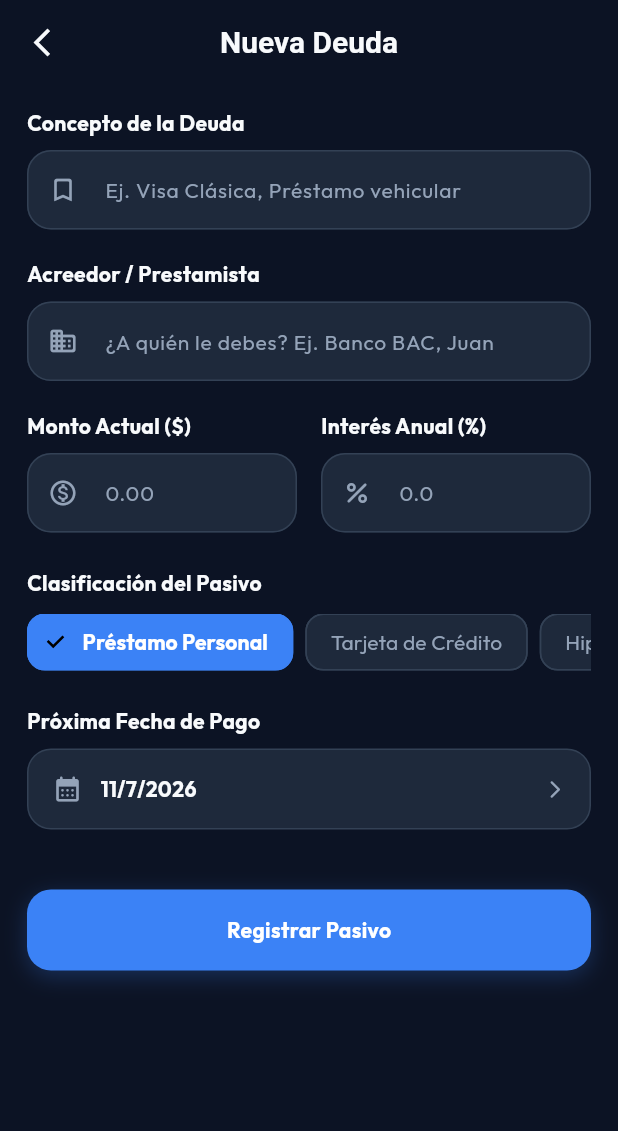
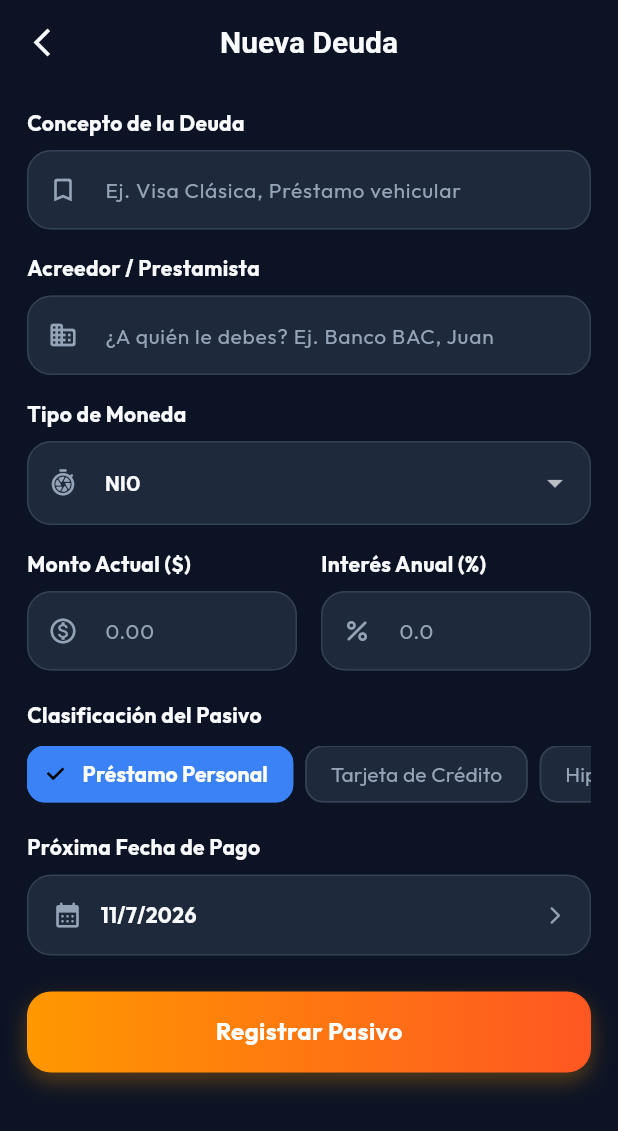
Before and after one commit to AlexM505/Nica-Balance, a Flutter app: the DebtFormScreen screen opened directly, on a phone screen of 412 x 824 dp. Shown: the top 1131 px of the screen. Run offline on Flutter 3.47's test engine with Material 3 defaults, Android fonts, the phone set to English and light mode, and no system bars; our stand-ins replace flutter_native_splash, google_fonts, objectbox, shared_preferences; accounts and stored records are empty; generated files the repository leaves out were written again.

Commit message:
Fix: add currency to Debt model to convert an show real data

```diff
--- a/lib/data/models/debt.dart
+++ b/lib/data/models/debt.dart
@@ -1,4 +1,5 @@
 import 'package:flutter/material.dart';
+import 'package:nica_balance/data/models/expense_enums.dart';
 import 'package:objectbox/objectbox.dart';
 
 enum DebtType {
@@ -31,6 +32,8 @@ class Debt {
 
   int dueDateMilli;      // Próxima fecha límite de pago
 
+  String dbCurrency;
+
   // Almacenamos el índice del enum para la persistencia
   int typeIndex;
 
@@ -43,6 +46,7 @@ class Debt {
     required this.interestRate,
     required this.dueDateMilli,
     required this.typeIndex,
+    required this.dbCurrency,
   });
 
   // --- Getters de Utilidad ---
@@ -62,4 +66,9 @@ class Debt {
     final pct = totalPaid / totalAmount;
     return pct > 1.0 ? 1.0 : pct;
   }
+
+  Currency get currency => Currency.values.firstWhere(
+        (c) => c.name == dbCurrency,
+        orElse: () => Currency.nio,
+      );
 }
--- a/lib/presentation/debts/viewmodels/debt_viewmodel.dart
+++ b/lib/presentation/debts/viewmodels/debt_viewmodel.dart
@@ -1,5 +1,6 @@
 import 'dart:async';
 import 'package:flutter/material.dart';
+import 'package:nica_balance/data/models/expense_enums.dart';
 import '../../../data/models/debt.dart';
 import '../../../data/repositories/debt_repository.dart';
 
@@ -47,4 +48,21 @@ class DebtViewModel extends ChangeNotifier {
     _subscription?.cancel();
     super.dispose();
   }
+
+  static const double _exchangeRate = 36.0;
+
+   // Lógica de conversión encapsulada en el dominio del ViewModel
+  double convertToUsd(double amount, Currency currency) {
+    if (currency == Currency.nio) {
+      return amount / _exchangeRate;
+    }
+    return amount;
+  }
+
+  double get totalDebtsRemainingUsd {
+    return _debts.fold(0.0, (sum, item) {
+      return sum + convertToUsd(item.remainingAmount, item.currency);
+    });
+  }
+
 }
--- a/lib/presentation/debts/views/debt_form_screen.dart
+++ b/lib/presentation/debts/views/debt_form_screen.dart
@@ -1,5 +1,6 @@
 import 'package:flutter/material.dart';
 import 'package:nica_balance/core/theme/app_theme.dart';
+import 'package:nica_balance/data/models/expense_enums.dart';
 import 'package:provider/provider.dart';
 import '../../../data/models/debt.dart';
 import '../viewmodels/debt_viewmodel.dart';
@@ -22,6 +23,7 @@ class _DebtFormScreenState extends State<DebtFormScreen> {
 
   DebtType _selectedType = DebtType.loan;
   DateTime _selectedDate = DateTime.now().add(const Duration(days: 30));
+  Currency _selectedCurrency = Currency.nio;
 
   @override
   void initState() {
@@ -78,6 +80,7 @@ class _DebtFormScreenState extends State<DebtFormScreen> {
       interestRate: double.tryParse(_interestController.text) ?? 0.0,
       dueDateMilli: _selectedDate.millisecondsSinceEpoch,
       typeIndex: _selectedType.index,
+      dbCurrency: _selectedCurrency.name,
     );
 
     final viewModel = context.read<DebtViewModel>();
@@ -148,7 +151,7 @@ class _DebtFormScreenState extends State<DebtFormScreen> {
               decoration: _buildInputDecoration(hintText: 'Ej. Visa Clásica, Préstamo vehicular', prefixIcon: Icons.bookmark_outline_rounded),
               validator: (v) => v!.isEmpty ? 'Por favor escribe el concepto' : null,
             ),
-            const SizedBox(height: 20),
+            const SizedBox(height: 16),
 
             // Campo: Acreedor
             const Text('Acreedor / Prestamista', style: TextStyle(color: AppTheme.textPrimary, fontSize: 14, fontWeight: FontWeight.bold)),
@@ -159,7 +162,24 @@ class _DebtFormScreenState extends State<DebtFormScreen> {
               decoration: _buildInputDecoration(hintText: '¿A quién le debes? Ej. Banco BAC, Juan', prefixIcon: Icons.business_rounded),
               validator: (v) => v!.isEmpty ? 'Por favor ingresa el acreedor' : null,
             ),
-            const SizedBox(height: 20),
+            const SizedBox(height: 16),
+
+            const Text('Tipo de Moneda', style: TextStyle(color: AppTheme.textPrimary, fontSize: 14, fontWeight: FontWeight.bold)),
+            const SizedBox(height: 8),
+
+            DropdownButtonFormField<Currency>(
+              initialValue: _selectedCurrency,
+              style: const TextStyle(color: AppTheme.textPrimary, fontWeight: FontWeight.bold),
+              decoration: _buildInputDecoration(hintText: 'Moneda', prefixIcon: Icons.shutter_speed_rounded),
+              items: Currency.values.map((c) {
+                return DropdownMenuItem(value: c, child: Text(c.name.toUpperCase()));
+              }).toList(),
+              onChanged: (val) => setState(() {
+                _selectedCurrency = val!;
+              }),
+            ),
+
+            const SizedBox(height: 16),
 
             // Campos en paralelo: Monto e Interés
             Row(
@@ -200,7 +220,7 @@ class _DebtFormScreenState extends State<DebtFormScreen> {
                 ),
               ],
             ),
-            const SizedBox(height: 24),
+            const SizedBox(height: 20),
 
             // Selector Horizontal Tipo de Deuda (ChoiceChips Premium)
             const Text('Clasificación del Pasivo', style: TextStyle(color: AppTheme.textPrimary, fontSize: 14, fontWeight: FontWeight.bold)),
@@ -234,7 +254,7 @@ class _DebtFormScreenState extends State<DebtFormScreen> {
                 }).toList(),
               ),
             ),
-            const SizedBox(height: 24),
+            const SizedBox(height: 20),
 
             // Disparador de Fecha de Próximo Pago estilo ListTile Premium
             const Text('Próxima Fecha de Pago', style: TextStyle(color: AppTheme.textPrimary, fontSize: 14, fontWeight: FontWeight.bold)),
@@ -263,7 +283,7 @@ class _DebtFormScreenState extends State<DebtFormScreen> {
                 ),
               ),
             ),
-            const SizedBox(height: 40),
+            const SizedBox(height: 24),
 
             // Botón de Confirmación Principal
             GestureDetector(
@@ -271,20 +291,24 @@ class _DebtFormScreenState extends State<DebtFormScreen> {
               child: Container(
                 height: 54,
                 decoration: BoxDecoration(
-                  color: AppTheme.primaryColor,
+                  gradient: const LinearGradient(
+                    colors: [Colors.orange, Colors.deepOrange], // Gradiente de esmeralda a verde oscuro profundo
+                    begin: Alignment.centerLeft,
+                    end: Alignment.centerRight,
+                  ),
                   borderRadius: BorderRadius.circular(16),
                   boxShadow: [
                     BoxShadow(
-                      color: AppTheme.primaryColor.withValues(alpha: 0.25),
+                      color: Colors.orange.withValues(alpha: 0.3),
                       blurRadius: 12,
-                      offset: const Offset(0, 4),
+                      offset: const Offset(0, 6),
                     )
                   ],
                 ),
                 child: Center(
                   child: Text(
                     isEdit ? 'Guardar Cambios' : 'Registrar Pasivo',
-                    style: const TextStyle(color: Colors.white, fontSize: 14, fontWeight: FontWeight.bold),
+                    style: const TextStyle(color: Colors.white, fontSize: 16, fontWeight: FontWeight.bold),
                   ),
                 ),
               ),
--- a/lib/presentation/home/views/home_dashboard_view.dart
+++ b/lib/presentation/home/views/home_dashboard_view.dart
@@ -70,7 +70,7 @@ Widget build(BuildContext context) {
 
               Consumer<DebtViewModel>(
                 builder: (context, debtVM, child) {
-                  final totalRemaining = debtVM.totalDebtAmount;
+                  final totalRemaining = debtVM.totalDebtsRemainingUsd;
 
                   return Container(
                     padding: const EdgeInsets.symmetric(horizontal: 16, vertical: 10),
--- a/lib/presentation/income/views/income_form_screen.dart
+++ b/lib/presentation/income/views/income_form_screen.dart
@@ -381,7 +381,7 @@ class _IncomeFormScreenState extends State<IncomeFormScreen> {
                   borderRadius: BorderRadius.circular(16),
                   boxShadow: [
                     BoxShadow(
-                      color: AppTheme.accentColor.withValues(alpha: 0.25),
+                      color: AppTheme.accentColor.withValues(alpha: 0.3),
                       blurRadius: 12,
                       offset: const Offset(0, 6),
                     )
```
Also changed, not shown: lib/objectbox-model.json (+6 -1 lines), lib/presentation/debts/views/debt_detail_screen.dart (+12 -3 lines), lib/presentation/debts/views/debts_list_screen.dart (+15 -2 lines), lib/presentation/expenses/views/expense_form_screen.dart (+6 -2 lines), lib/objectbox.g.dart.
